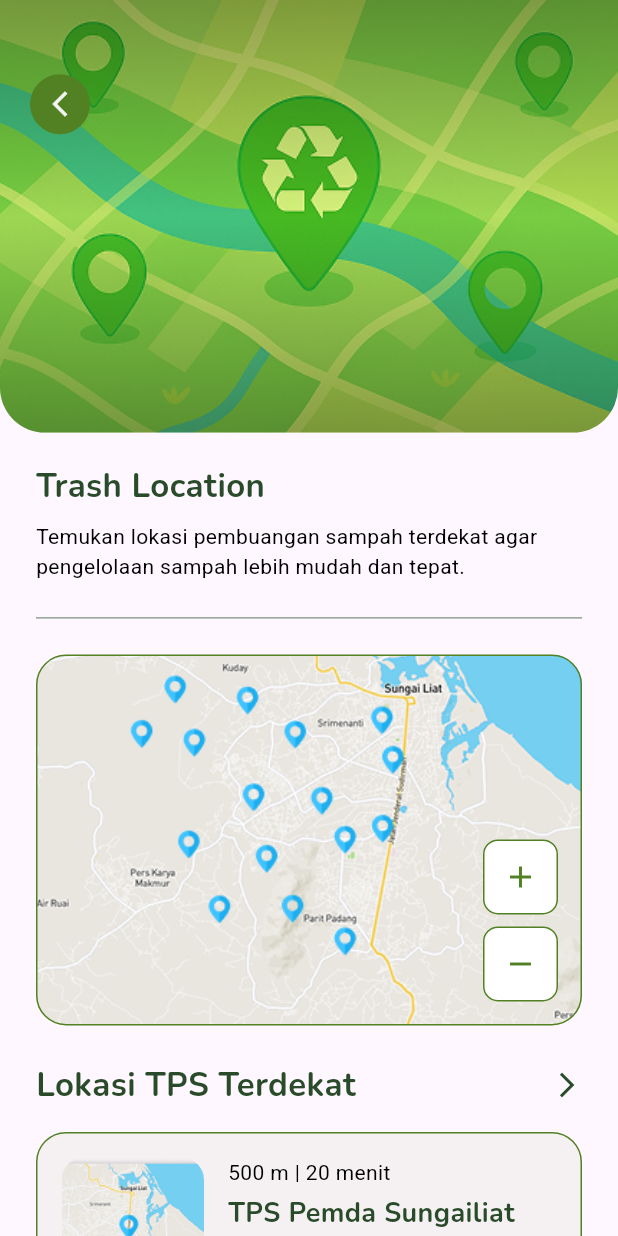
After one commit to Monikahung/Trashvisor, a Flutter app: the TrashLocation screen opened directly, on a phone screen of 412 x 824 dp. The commit adds this screen. Run offline on Flutter 3.47's test engine with Material 3 defaults, Android fonts, the phone set to English and light mode, and no system bars; our stand-ins replace camera, dio, flutter_dotenv, flutter_map, flutter_markdown, geolocator and 4 more; accounts and stored records are empty.

Commit message:
Create and Revision Location

```diff
--- /dev/null
+++ b/lib/pages/trashvision/location_component.dart
@@ -0,0 +1,206 @@
+import 'package:flutter/material.dart';
+import 'package:trashvisor/core/colors.dart';
+
+// Kelas untuk Bagian Header di atas
+class TrashLocationHeader extends StatelessWidget {
+  const TrashLocationHeader({super.key});
+
+  @override
+  Widget build(BuildContext context) {
+    // Mendapatkan ukuran layar untuk membuat UI responsif
+    final Size screenSize = MediaQuery.of(context).size;
+
+    return Stack(
+      children: [
+        // Container untuk gambar latar belakang dan gradasi
+        Container(
+          width: screenSize.width,
+          height: screenSize.height * 0.35, // Tinggi 35% dari layar
+          decoration: const BoxDecoration(
+            color: AppColors.whiteSmoke,
+            borderRadius: BorderRadius.only(
+              bottomLeft: Radius.circular(30),
+              bottomRight: Radius.circular(30),
+            ),
+            image: DecorationImage(
+              image: AssetImage('assets/images/bg_location.png'),
+              fit: BoxFit.cover,
+            ),
+          ),
+          // Layer gradasi di atas gambar untuk kontras
+          child: Container(
+            decoration: BoxDecoration(
+              borderRadius: const BorderRadius.only(
+                bottomLeft: Radius.circular(30),
+                bottomRight: Radius.circular(30),
+              ),
+              gradient: LinearGradient(
+                begin: Alignment.topCenter,
+                end: Alignment.bottomCenter,
+                colors: [
+                  Colors.black.withAlpha((255 * 0.3).round()),
+                  Colors.transparent,
+                  Colors.black.withAlpha((255 * 0.3).round()),
+                ],
+              ),
+            ),
+          ),
+        ),
+        // Tombol Kembali
+        Positioned(
+          top: screenSize.height * 0.06,
+          left: 20,
+          child: GestureDetector(
+            onTap: () => Navigator.pop(context),
+            child: Container(
+              padding: const EdgeInsets.all(10),
+              decoration: const BoxDecoration(
+                color: AppColors.fernGreen,
+                shape: BoxShape.circle,
+              ),
+              child: const Icon(Icons.arrow_back_ios_new,
+                  color: AppColors.whiteSmoke, size: 20),
+            ),
+          ),
+        ),
+      ],
+    );
+  }
+}
+
+// Kelas untuk Kartu Lokasi yang dapat digunakan kembali
+class TrashLocationCard extends StatelessWidget {
+  final String distance;
+  final String time;
+  final String locationName;
+  final double rating;
+  final int reviewCount;
+  final String imagePath;
+  final VoidCallback onTap;
+
+  const TrashLocationCard({
+    super.key,
+    required this.distance,
+    required this.time,
+    required this.locationName,
+    required this.rating,
+    required this.reviewCount,
+    required this.imagePath,
+    required this.onTap,
+  });
+
+  @override
+  Widget build(BuildContext context) {
+    return Container(
+      // Padding di dalam container
+      padding: const EdgeInsets.all(16),
+      // Dekorasi container dengan border, warna, dan radius
+      decoration: BoxDecoration(
+        color: AppColors.mossGreen.withAlpha(15), // Warna dengan opacity 15%
+        borderRadius: BorderRadius.circular(20),
+        border: Border.all(color: AppColors.fernGreen, width: 1),
+      ),
+      child: IntrinsicHeight(
+        child: Row(
+          crossAxisAlignment: CrossAxisAlignment.stretch,
+          children: [
+            // Gambar di sisi kiri
+            ClipRRect(
+              borderRadius: BorderRadius.circular(15),
+              child: SizedBox(
+                width: 95,
+                child: Image.asset(
+                  imagePath,
+                  fit: BoxFit.cover,
+                ),
+              ),
+            ),
+            const SizedBox(width: 16),
+            // Kolom untuk informasi lokasi
+            Expanded(
+              child: Column(
+                crossAxisAlignment: CrossAxisAlignment.start,
+                children: [
+                  // Teks jarak dan waktu
+                  Text(
+                    '$distance | $time',
+                    style: const TextStyle(
+                      fontFamily: 'Roboto',
+                      fontSize: 14,
+                      color: Colors.black,
+                    ),
+                  ),
+                  const SizedBox(height: 4),
+                  // Nama lokasi dengan font tebal
+                  Text(
+                    locationName,
+                    style: const TextStyle(
+                      fontFamily: 'Nunito',
+                      fontSize: 18,
+                      fontWeight: FontWeight.bold,
+                      color: AppColors.darkMossGreen,
+                    ),
+                  ),
+                  const SizedBox(height: 8),
+                  // Baris untuk rating dan jumlah review
+                  Row(
+                    children: [
+                      Icon(
+                        Icons.star,
+                        color: AppColors.darkMossGreen,
+                        size: 20,
+                      ),
+                      const SizedBox(width: 4),
+                      Text(
+                        '$rating',
+                        style: const TextStyle(
+                          fontFamily: 'Nunito',
+                          fontSize: 14,
+                          color: AppColors.darkMossGreen,
+                          fontWeight: FontWeight.bold,
+                        ),
+                      ),
+                      const SizedBox(width: 4),
+                      Text(
+                        '($reviewCount)',
+                        style: const TextStyle(
+                          fontFamily: 'Nunito',
+                          fontSize: 14,
+                          color: Colors.grey,
+                        ),
+                      ),
+                    ],
+                  ),
+                  const SizedBox(height: 8),
+                  // Tombol "Lihat Peta"
+                  SizedBox(
+                    width: double.infinity, // Membuat tombol mengisi lebar yang tersedia
+                    child: ElevatedButton(
+                      onPressed: onTap,
+                      style: ElevatedButton.styleFrom(
+                        backgroundColor: AppColors.fernGreen,
+                        shape: RoundedRectangleBorder(
+                          borderRadius: BorderRadius.circular(10),
+                        ),
+                        padding: const EdgeInsets.symmetric(horizontal: 16, vertical: 10),
+                      ),
+                      child: const Text(
+                        'Lihat Peta',
+                        style: TextStyle(
+                          fontFamily: 'Nunito',
+                          fontSize: 14,
+                          color: AppColors.whiteSmoke,
+                          fontWeight: FontWeight.bold,
+                        ),
+                      ),
+                    ),
+                  ),
+                ],
+              ),
+            ),
+          ],
+        ),
+      )
+    );
+  }
+}
--- /dev/null
+++ b/lib/pages/trashvision/trash_location.dart
@@ -0,0 +1,187 @@
+import 'package:flutter/material.dart';
+import 'package:trashvisor/core/colors.dart';
+import 'package:trashvisor/pages/trashvision/nearest_location.dart';
+import 'location_component.dart';
+
+class TrashLocation extends StatelessWidget {
+  const TrashLocation({super.key});
+
+  @override
+  Widget build(BuildContext context) {
+    // Mendapatkan ukuran layar
+    final Size screenSize = MediaQuery.of(context).size;
+
+    return Scaffold(
+      body: SingleChildScrollView(
+        child: Column(
+          children: [
+            // Memanggil widget header yang sudah dipisahkan dalam satu file komponen
+            const TrashLocationHeader(),
+
+            // --- Bagian Konten (Judul, Peta & List Lokasi) ---
+            Padding(
+              padding: const EdgeInsets.symmetric(horizontal: 24, vertical: 20),
+              child: Column(
+                crossAxisAlignment: CrossAxisAlignment.start,
+                children: [
+                  // Judul dan deskripsi
+                  const Text(
+                    'Trash Location',
+                    style: TextStyle(
+                      fontFamily: 'Nunito',
+                      fontSize: 22,
+                      fontWeight: FontWeight.bold,
+                      color: AppColors.darkMossGreen,
+                    ),
+                  ),
+                  const SizedBox(height: 8),
+                  const Text(
+                    'Temukan lokasi pembuangan sampah terdekat agar pengelolaan sampah lebih mudah dan tepat.',
+                    style: TextStyle(
+                      fontFamily: 'Roboto',
+                      fontSize: 14,
+                      color: Colors.black,
+                    ),
+                  ),
+                  const SizedBox(height: 24),
+                  Container(
+                    height: 1,
+                    color: AppColors.darkMossGreen.withAlpha((255 * 0.5).round()),
+                    width: double.infinity,
+                  ),
+                  const SizedBox(height: 24),
+
+                  // === Bagian Peta ===
+                  Stack(
+                    alignment: Alignment.bottomRight, // Menempatkan tombol di kanan bawah
+                    children: [
+                      // Container untuk menampilkan gambar peta
+                      Container(
+                        width: double.infinity,
+                        height: screenSize.height * 0.3, // Tinggi 30% dari layar
+                        decoration: BoxDecoration(
+                          borderRadius: BorderRadius.circular(20),
+                          border: Border.all(color: AppColors.fernGreen, width: 1),
+                          image: const DecorationImage(
+                            image: AssetImage('assets/images/map_layout.png'),
+                            fit: BoxFit.cover,
+                          ),
+                        ),
+                      ),
+                      // Tombol Zoom In dan Zoom Out
+                      Padding(
+                        padding: const EdgeInsets.all(16.0),
+                        child: Column(
+                          children: [
+                            Container(
+                              decoration: BoxDecoration(
+                                color: AppColors.white,
+                                borderRadius: BorderRadius.circular(10),
+                                border: Border.all(
+                                  color: AppColors.fernGreen, // warna border
+                                  width: 1, // ketebalan border
+                                ),
+                              ),
+                              child: IconButton(
+                                icon: const Icon(Icons.add, color: AppColors.fernGreen),
+                                onPressed: () {
+                                  // Logika untuk zoom in
+                                },
+                              ),
+                            ),
+                            const SizedBox(height: 8),
+                            Container(
+                              decoration: BoxDecoration(
+                                color: AppColors.white,
+                                borderRadius: BorderRadius.circular(10),
+                                border: Border.all(
+                                  color: AppColors.fernGreen, // warna border
+                                  width: 1, // ketebalan border
+                                ),
+                              ),
+                              child: IconButton(
+                                icon: const Icon(Icons.remove, color: AppColors.fernGreen),
+                                onPressed: () {
+                                  // Logika untuk zoom out
+                                },
+                              ),
+                            ),
+                          ],
+                        ),
+                      ),
+                    ],
+                  ),
+
+                  const SizedBox(height: 24),
+
+                  // Teks "Lokasi TPS Terdekat"
+                  Row(
+                    mainAxisAlignment: MainAxisAlignment.spaceBetween,
+                    children: [
+                      Text(
+                        'Lokasi TPS Terdekat',
+                        style: TextStyle(
+                          fontFamily: 'Nunito',
+                          fontSize: 22,
+                          fontWeight: FontWeight.bold,
+                          color: AppColors.darkMossGreen,
+                        ),
+                      ),
+                      GestureDetector(
+                        onTap: () {
+                          Navigator.push(
+                            context,
+                            MaterialPageRoute(
+                              builder: (context) => NearestLocationPage(),
+                            ),
+                          );
+                        },
+                        child: const Icon(
+                          Icons.arrow_forward_ios,
+                          size: 20,
+                          color: AppColors.darkMossGreen,
+                        ),
+                      ),
+                    ],
+                  ),
+                  const SizedBox(height: 16),
+
+                  // Menggunakan widget kartu yang juga berada di file komponen
+                  TrashLocationCard(
+                    distance: '500 m',
+                    time: '20 menit',
+                    locationName: 'TPS Pemda Sungailiat',
+                    rating: 4.5,
+                    reviewCount: 10,
+                    imagePath: 'assets/images/map.png',
+                    onTap: () {},
+                  ),
+                  const SizedBox(height: 16),
+                  TrashLocationCard(
+                    distance: '900 m',
+                    time: '30 menit',
+                    locationName: 'TPS Parit Padang',
+                    rating: 4.0,
+                    reviewCount: 30,
+                    imagePath: 'assets/images/map_2.png',
+                    onTap: () {},
+                  ),
+                  const SizedBox(height: 16),
+                  TrashLocationCard(
+                    distance: '1.2 km',
+                    time: '40 menit',
+                    locationName: 'TPS Kudai',
+                    rating: 4.5,
+                    reviewCount: 70,
+                    imagePath: 'assets/images/map_3.png',
+                    onTap: () {},
+                  ),
+                ],
+              ),
+            ),
+          ],
+        ),
+      ),
+    );
+  }
+}
```
Also changed, not shown: lib/pages/trashlocation/location_page.dart (+18 -11 lines), lib/pages/trashvision/nearest_location.dart (added, +113 -0 lines).
